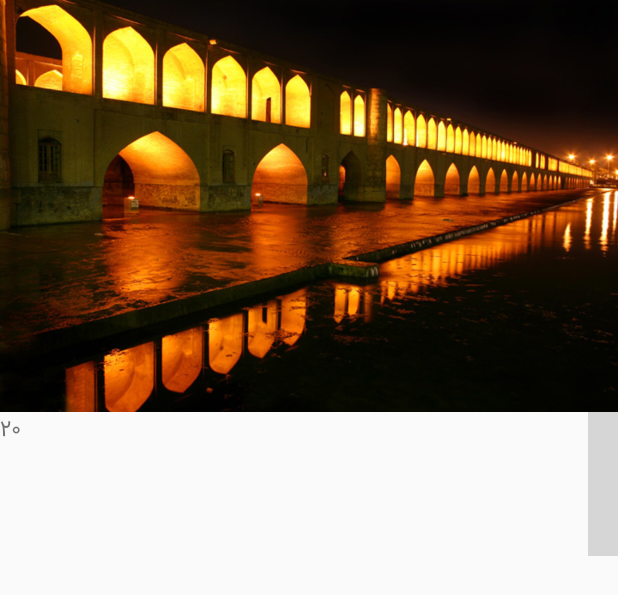
After one commit to tajrish/android, an Android app: the layout activity_pin.xml on its own in the app's theme, with its tools: preview values and no code run, on a phone screen of 412 x 824 dp. The commit adds this screen. Shown: the top 595 px of the screen. Run offline under Robolectric (Android 15) with nearby library versions, the phone set to English and light mode, and no system bars; grey boxes are pictures that could not be loaded.

Commit message:
Pin Started

```diff
--- /dev/null
+++ b/app/src/main/java/io/tajrish/utils/BannerImageView.java
@@ -0,0 +1,44 @@
+package io.tajrish.utils;
+
+import android.content.Context;
+import android.graphics.drawable.Drawable;
+import android.util.AttributeSet;
+import android.view.View;
+
+import io.tajrish.R;
+
+public class BannerImageView extends View {
+
+    public void setLogo(Drawable logo) {
+        this.logo = logo;
+        setBackgroundDrawable(logo);
+    }
+
+    private Drawable logo;
+
+    public BannerImageView(Context context) {
+        super(context);
+        logo = context.getResources().getDrawable(R.drawable.image_gallery);
+        setBackgroundDrawable(logo);
+    }
+
+    public BannerImageView(Context context, AttributeSet attrs) {
+        super(context, attrs);
+        logo = context.getResources().getDrawable(R.drawable.image_gallery);
+        setBackgroundDrawable(logo);
+    }
+
+    public BannerImageView(Context context, AttributeSet attrs, int defStyle) {
+        super(context, attrs, defStyle);
+        logo = context.getResources().getDrawable(R.drawable.image_gallery);
+        setBackgroundDrawable(logo);
+    }
+
+    @Override
+    protected void onMeasure(int widthMeasureSpec,
+                             int heightMeasureSpec) {
+        int width = MeasureSpec.getSize(widthMeasureSpec);
+        int height = width * logo.getIntrinsicHeight() / logo.getIntrinsicWidth();
+        setMeasuredDimension(width, height);
+    }
+}
--- /dev/null
+++ b/app/src/main/res/layout/activity_pin.xml
@@ -0,0 +1,28 @@
+<LinearLayout xmlns:android="http://schemas.android.com/apk/res/android"
+    xmlns:tools="http://schemas.android.com/tools"
+    android:layout_width="match_parent"
+    android:layout_height="match_parent"
+    tools:context="io.tajrish.views.activities.pin.PinActivity"
+    android:orientation="vertical">
+
+    <io.tajrish.utils.BannerImageView
+        android:layout_width="wrap_content"
+        android:layout_height="wrap_content"/>
+    <LinearLayout
+        android:layout_width="match_parent"
+        android:layout_height="wrap_content"
+        android:orientation="horizontal">
+        <io.tajrish.views.custom.FFTextView
+            android:id="@+id/pin_total"
+            android:layout_width="0dp"
+            android:layout_height="wrap_content"
+            android:layout_weight="1"
+            android:text="۲۰"/>
+        <ImageView
+            android:layout_width="20dp"
+            android:layout_gravity="top"
+            android:layout_height="wrap_content"
+            android:src="@drawable/close_button"
+            />
+    </LinearLayout>
+</LinearLayout>
--- a/app/src/main/res/values/strings.xml
+++ b/app/src/main/res/values/strings.xml
@@ -3,4 +3,5 @@
 
     <string name="hello_world">Hello world!</string>
     <string name="action_settings">Settings</string>
+    <string name="title_activity_pin">PinActivity</string>
 </resources>
```
Also changed, not shown: app/src/main/AndroidManifest.xml (+6 -3 lines), app/src/main/java/io/tajrish/views/activities/pin/PinActivity.java (added, +39 -0 lines), app/src/main/res/menu/menu_pin.xml (added, +7 -0 lines), app/src/main/res/drawable/image_gallery.jpg (added).
